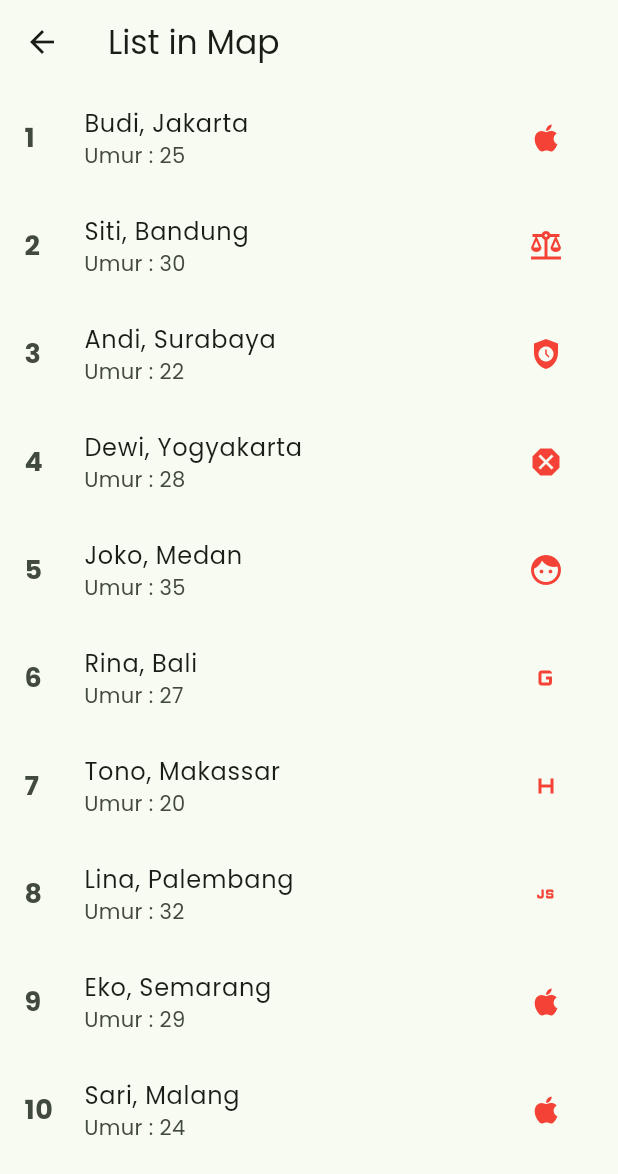
After one commit to Habibieproject/ppkd_b_2, a Flutter app: the ListInMapWidget screen opened directly, on a phone screen of 412 x 824 dp. The commit adds this screen. Shown: the top 1174 px of the screen. Run offline on Flutter 3.47's test engine with Material 3 defaults, Android fonts, the phone set to English and light mode, and no system bars.

Commit message:
Belajar menampilkan List, Model ke UI

```diff
--- a/lib/constant/app_image.dart
+++ b/lib/constant/app_image.dart
@@ -1,4 +1,7 @@
 class AppImage {
   static const asset = "assets/images";
   static const String photoProfile = "$asset/gambar.png";
+  static const String apple = "$asset/apel.jpeg";
+  static const String anggur = "$asset/anggur.jpeg";
+  static const String pisang = "$asset/pisang.jpeg";
 }
--- /dev/null
+++ b/lib/meet_14/list_in_map_widget.dart
@@ -0,0 +1,91 @@
+import 'package:flutter/material.dart';
+import 'package:ppkd_b_2/constant/app_style.dart';
+import 'package:ppkd_b_2/meet_14/list_widget.dart';
+import 'package:ppkd_b_2/meet_14/map_widget.dart';
+
+class ListInMapWidget extends StatefulWidget {
+  const ListInMapWidget({super.key});
+
+  @override
+  State<ListInMapWidget> createState() => _ListInMapWidgetState();
+}
+
+class _ListInMapWidgetState extends State<ListInMapWidget> {
+  final List<Map<String, dynamic>> dataUser = [
+    {
+      'nama': 'Budi',
+      'umur': 25,
+      'alamat': 'Jakarta',
+      "icon": Icons.apple,
+      'route': ListWidget(),
+    },
+    {
+      'nama': 'Siti',
+      'umur': 30,
+      'alamat': 'Bandung',
+      "icon": Icons.balance,
+      'route': MapWidget(),
+    },
+    {
+      'nama': 'Andi',
+      'umur': 22,
+      'alamat': 'Surabaya',
+      "icon": Icons.safety_check,
+    },
+    {
+      'nama': 'Dewi',
+      'umur': 28,
+      'alamat': 'Yogyakarta',
+      "icon": Icons.dangerous,
+    },
+    {'nama': 'Joko', 'umur': 35, 'alamat': 'Medan', "icon": Icons.face},
+    {'nama': 'Rina', 'umur': 27, 'alamat': 'Bali', "icon": Icons.g_mobiledata},
+    {
+      'nama': 'Tono',
+      'umur': 20,
+      'alamat': 'Makassar',
+      "icon": Icons.h_mobiledata,
+    },
+    {
+      'nama': 'Lina',
+      'umur': 32,
+      'alamat': 'Palembang',
+      "icon": Icons.javascript,
+    },
+    {'nama': 'Eko', 'umur': 29, 'alamat': 'Semarang', "icon": Icons.apple},
+    {'nama': 'Sari', 'umur': 24, 'alamat': 'Malang', "icon": Icons.apple},
+  ];
+
+  @override
+  Widget build(BuildContext context) {
+    return Scaffold(
+      appBar: AppBar(title: Text("List in Map")),
+      body: ListView.builder(
+        itemCount: dataUser.length,
+        itemBuilder: (BuildContext context, int index) {
+          return ListTile(
+            leading: Text(
+              "${index + 1}",
+              style: AppStyle.fontBold(fontSize: 18),
+            ),
+            title: Text(
+              "${dataUser[index]["nama"]}, ${dataUser[index]['alamat']}",
+            ),
+            subtitle: Text("Umur : ${dataUser[index]["umur"]}"),
+            trailing: IconButton(
+              onPressed: () {
+                Navigator.push(
+                  context,
+                  MaterialPageRoute(
+                    builder: (context) => dataUser[index]["route"],
+                  ),
+                );
+              },
+              icon: Icon(dataUser[index]["icon"], color: Colors.red),
+            ),
+          );
+        },
+      ),
+    );
+  }
+}
--- /dev/null
+++ b/lib/meet_14/map_widget.dart
@@ -0,0 +1,34 @@
+import 'package:flutter/material.dart';
+
+class MapWidget extends StatefulWidget {
+  const MapWidget({super.key});
+
+  @override
+  State<MapWidget> createState() => _MapWidgetState();
+}
+
+class _MapWidgetState extends State<MapWidget> {
+  final Map<String, dynamic> data = {
+    'nama': 'Budi',
+    'umur': 25,
+    'alamat': 'Jakarta',
+  };
+
+  @override
+  Widget build(BuildContext context) {
+    final List<MapEntry<String, dynamic>> dataUser = data.entries.toList();
+    return Scaffold(
+      appBar: AppBar(title: Text("Map")),
+      body: ListView.builder(
+        shrinkWrap: true,
+        itemCount: dataUser.length,
+        itemBuilder: (BuildContext context, int index) {
+          return ListTile(
+            title: Text(dataUser[index].key),
+            subtitle: Text(dataUser[index].value.toString()),
+          );
+        },
+      ),
+    );
+  }
+}
--- /dev/null
+++ b/lib/meet_14/model/product_model.dart
@@ -0,0 +1,41 @@
+import 'dart:convert';
+
+// ignore_for_file: public_member_api_docs, sort_constructors_first
+class ProductModel {
+  final String id;
+  final String? productName;
+  final String? productPrice;
+  final String? productImage;
+  ProductModel({
+    required this.id,
+    this.productName,
+    this.productPrice,
+    this.productImage,
+  });
+
+  Map<String, dynamic> toMap() {
+    return <String, dynamic>{
+      'id': id,
+      'productName': productName,
+      'productPrice': productPrice,
+      'productImage': productImage,
+    };
+  }
+
+  factory ProductModel.fromMap(Map<String, dynamic> map) {
+    return ProductModel(
+      id: map['id'] as String,
+      productName:
+          map['productName'] != null ? map['productName'] as String : null,
+      productPrice:
+          map['productPrice'] != null ? map['productPrice'] as String : null,
+      productImage:
+          map['productImage'] != null ? map['productImage'] as String : null,
+    );
+  }
+
+  String toJson() => json.encode(toMap());
+
+  factory ProductModel.fromJson(String source) =>
+      ProductModel.fromMap(json.decode(source) as Map<String, dynamic>);
+}
```
Also changed, not shown: lib/meet_12/meet_12c.dart (+14 -1 lines), lib/meet_14/list_widget.dart (added, +70 -0 lines), lib/meet_14/meet_14a.dart (added, +61 -0 lines), lib/meet_14/model_widget.dart (added, +52 -0 lines), assets/images/anggur.jpeg (added), assets/images/apel.jpeg (added), assets/images/pisang.jpeg (added), 1 other file.
